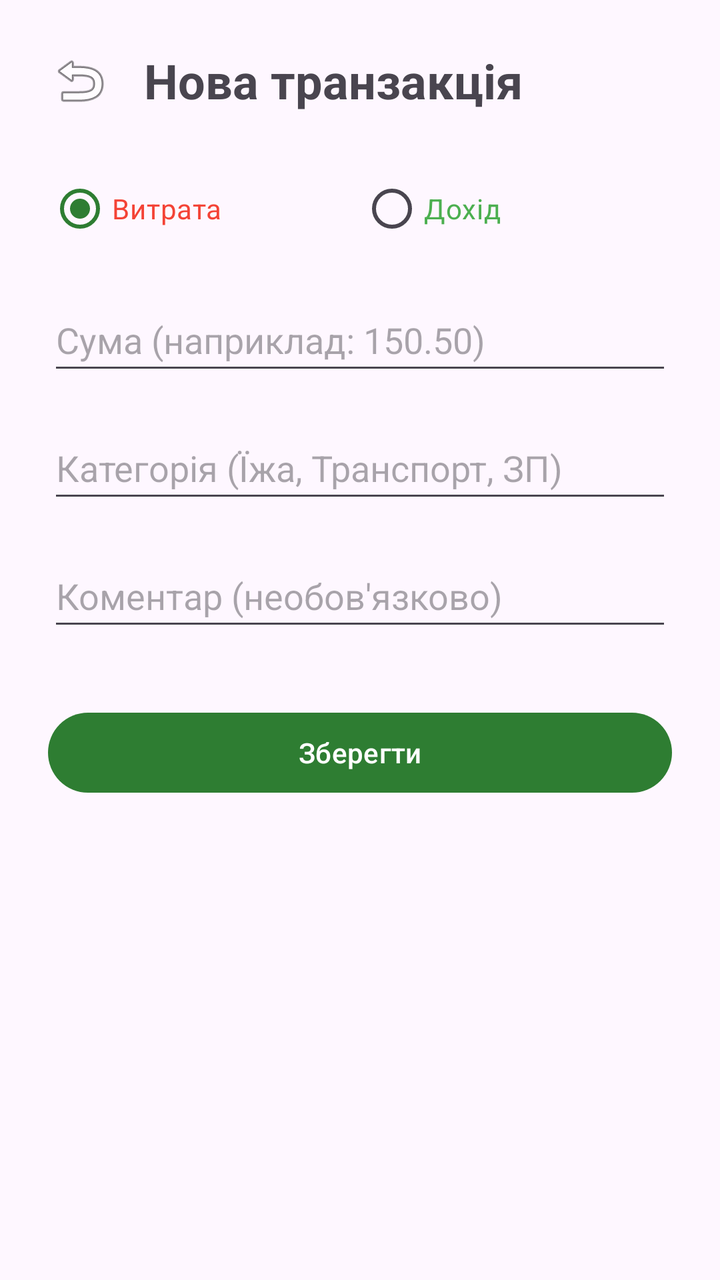
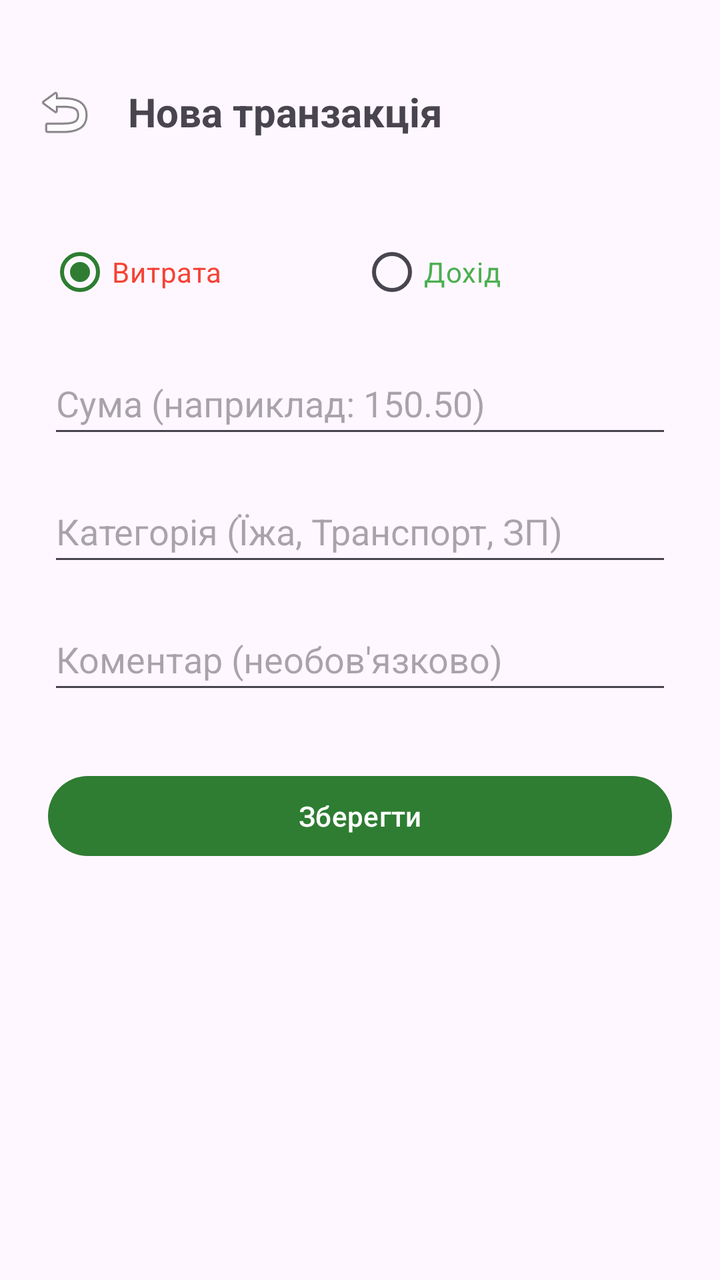

Screens rendered from an Android XML layout before and after an edit, with the pre-edit source and the edit as a unified diff.
<!-- AndroidManifest.xml: application theme Theme.MyFinance -->
<!-- res/layout/activity_add_transaction.xml -->
<?xml version="1.0" encoding="utf-8"?>
<androidx.constraintlayout.widget.ConstraintLayout xmlns:android="http://schemas.android.com/apk/res/android"
    xmlns:app="http://schemas.android.com/apk/res-auto"
    xmlns:tools="http://schemas.android.com/tools"
    android:layout_width="match_parent"
    android:layout_height="match_parent"
    android:padding="24dp"
    tools:context=".AddTransactionActivity">

    
    <ImageView
        android:id="@+id/btnBack"
        android:layout_width="32dp"
        android:layout_height="32dp"
        android:src="@android:drawable/ic_menu_revert"
        android:contentDescription="Назад"
        app:layout_constraintStart_toStartOf="parent"
        app:layout_constraintTop_toTopOf="parent"
        app:layout_constraintBottom_toBottomOf="@id/tvTitle" />

    <TextView
        android:id="@+id/tvTitle"
        android:layout_width="wrap_content"
        android:layout_height="wrap_content"
        android:layout_marginStart="16dp"
        android:text="Нова транзакція"
        android:textSize="24sp"
        android:textStyle="bold"
        app:layout_constraintStart_toEndOf="@id/btnBack"
        app:layout_constraintTop_toTopOf="parent" />

    
    <RadioGroup
        android:id="@+id/radioGroupType"
        android:layout_width="match_parent"
        android:layout_height="wrap_content"
        android:layout_marginTop="24dp"
        android:orientation="horizontal"
        app:layout_constraintTop_toBottomOf="@id/tvTitle">

        <RadioButton
            android:id="@+id/rbExpense"
            android:layout_width="0dp"
            android:layout_height="wrap_content"
            android:layout_weight="1"
            android:checked="true"
            android:text="Витрата"
            android:textColor="#F44336" />

        <RadioButton
            android:id="@+id/rbIncome"
            android:layout_width="0dp"
            android:layout_height="wrap_content"
            android:layout_weight="1"
            android:text="Дохід"
            android:textColor="#4CAF50" />
    </RadioGroup>

    
    <EditText
        android:id="@+id/etAmount"
        android:layout_width="match_parent"
        android:layout_height="wrap_content"
        android:layout_marginTop="16dp"
        android:hint="Сума (наприклад: 150.50)"
        android:inputType="numberDecimal"
        android:minHeight="48dp"
        app:layout_constraintTop_toBottomOf="@id/radioGroupType" />

    
    <EditText
        android:id="@+id/etCategory"
        android:layout_width="match_parent"
        android:layout_height="wrap_content"
        android:layout_marginTop="16dp"
        android:hint="Категорія (Їжа, Транспорт, ЗП)"
        android:inputType="text"
        android:minHeight="48dp"
        app:layout_constraintTop_toBottomOf="@id/etAmount" />

    
    <EditText
        android:id="@+id/etComment"
        android:layout_width="match_parent"
        android:layout_height="wrap_content"
        android:layout_marginTop="16dp"
        android:hint="Коментар (необов'язково)"
        android:inputType="text"
        android:minHeight="48dp"
        app:layout_constraintTop_toBottomOf="@id/etCategory" />

    <Button
        android:id="@+id/btnSaveTransaction"
        android:layout_width="match_parent"
        android:layout_height="wrap_content"
        android:layout_marginTop="32dp"
        android:text="Зберегти"
        app:layout_constraintTop_toBottomOf="@id/etComment" />

    <ProgressBar
        android:id="@+id/progressBar"
        android:layout_width="wrap_content"
        android:layout_height="wrap_content"
        android:visibility="gone"
        app:layout_constraintBottom_toBottomOf="parent"
        app:layout_constraintEnd_toEndOf="parent"
        app:layout_constraintStart_toStartOf="parent"
        app:layout_constraintTop_toTopOf="parent" />

</androidx.constraintlayout.widget.ConstraintLayout>
<!-- resources referenced by this layout -->
<resources>
  <style name="Theme.MyFinance" parent="Base.Theme.MyFinance" />
  <style name="Base.Theme.MyFinance" parent="Theme.Material3.DayNight.NoActionBar">
          <item name="colorPrimary">@color/primary_green</item>
          <item name="colorSecondary">@color/primary_green_light</item>
      </style>
  <color name="primary_green">#2E7D32</color>
  <color name="primary_green_light">#4CAF50</color>
</resources>

<!-- the commit's change to res/layout/activity_add_transaction.xml (unified diff, before → after) -->
@@ -4,98 +4,114 @@
     xmlns:tools="http://schemas.android.com/tools"
     android:layout_width="match_parent"
     android:layout_height="match_parent"
-    android:padding="24dp"
     tools:context=".AddTransactionActivity">
 
     
-    <ImageView
-        android:id="@+id/btnBack"
-        android:layout_width="32dp"
-        android:layout_height="32dp"
-        android:src="@android:drawable/ic_menu_revert"
-        android:contentDescription="Назад"
-        app:layout_constraintStart_toStartOf="parent"
-        app:layout_constraintTop_toTopOf="parent"
-        app:layout_constraintBottom_toBottomOf="@id/tvTitle" />
-
-    <TextView
-        android:id="@+id/tvTitle"
-        android:layout_width="wrap_content"
-        android:layout_height="wrap_content"
-        android:layout_marginStart="16dp"
-        android:text="Нова транзакція"
-        android:textSize="24sp"
-        android:textStyle="bold"
-        app:layout_constraintStart_toEndOf="@id/btnBack"
-        app:layout_constraintTop_toTopOf="parent" />
-
-    
-    <RadioGroup
-        android:id="@+id/radioGroupType"
+    <LinearLayout
+        android:id="@+id/toolbar"
         android:layout_width="match_parent"
         android:layout_height="wrap_content"
         android:layout_marginTop="24dp"
+        android:minHeight="?attr/actionBarSize"
         android:orientation="horizontal"
-        app:layout_constraintTop_toBottomOf="@id/tvTitle">
+        android:paddingHorizontal="16dp"
+        android:gravity="center_vertical"
+        app:layout_constraintTop_toTopOf="parent">
 
-        <RadioButton
-            android:id="@+id/rbExpense"
-            android:layout_width="0dp"
+        <ImageView
+            android:id="@+id/btnBack"
+            android:layout_width="32dp"
+            android:layout_height="32dp"
+            android:src="@android:drawable/ic_menu_revert"
+            android:contentDescription="Назад" />
+
+        <TextView
+            android:id="@+id/tvTitle"
+            android:layout_width="wrap_content"
             android:layout_height="wrap_content"
-            android:layout_weight="1"
-            android:checked="true"
-            android:text="Витрата"
-            android:textColor="#F44336" />
-
-        <RadioButton
-            android:id="@+id/rbIncome"
-            android:layout_width="0dp"
-            android:layout_height="wrap_content"
-            android:layout_weight="1"
-            android:text="Дохід"
-            android:textColor="#4CAF50" />
-    </RadioGroup>
+            android:layout_marginStart="16dp"
+            android:text="Нова транзакція"
+            android:textSize="20sp"
+            android:textStyle="bold" />
+    </LinearLayout>
 
     
-    <EditText
-        android:id="@+id/etAmount"
+    <ScrollView
         android:layout_width="match_parent"
-        android:layout_height="wrap_content"
-        android:layout_marginTop="16dp"
-        android:hint="Сума (наприклад: 150.50)"
-        android:inputType="numberDecimal"
-        android:minHeight="48dp"
-        app:layout_constraintTop_toBottomOf="@id/radioGroupType" />
+        android:layout_height="0dp"
+        app:layout_constraintTop_toBottomOf="@id/toolbar"
+        app:layout_constraintBottom_toBottomOf="parent">
 
-    
-    <EditText
-        android:id="@+id/etCategory"
-        android:layout_width="match_parent"
-        android:layout_height="wrap_content"
-        android:layout_marginTop="16dp"
-        android:hint="Категорія (Їжа, Транспорт, ЗП)"
-        android:inputType="text"
-        android:minHeight="48dp"
-        app:layout_constraintTop_toBottomOf="@id/etAmount" />
+        <LinearLayout
+            android:layout_width="match_parent"
+            android:layout_height="wrap_content"
+            android:orientation="vertical"
+            android:padding="24dp">
 
-    
-    <EditText
-        android:id="@+id/etComment"
-        android:layout_width="match_parent"
-        android:layout_height="wrap_content"
-        android:layout_marginTop="16dp"
-        android:hint="Коментар (необов'язково)"
-        android:inputType="text"
-        android:minHeight="48dp"
-        app:layout_constraintTop_toBottomOf="@id/etCategory" />
+            
+            <RadioGroup
+                android:id="@+id/radioGroupType"
+                android:layout_width="match_parent"
+                android:layout_height="wrap_content"
+                android:orientation="horizontal">
 
-    <Button
-        android:id="@+id/btnSaveTransaction"
-        android:layout_width="match_parent"
-        android:layout_height="wrap_content"
-        android:layout_marginTop="32dp"
-        android:text="Зберегти"
-        app:layout_constraintTop_toBottomOf="@id/etComment" />
+                <RadioButton
+                    android:id="@+id/rbExpense"
+                    android:layout_width="0dp"
+                    android:layout_height="wrap_content"
+                    android:layout_weight="1"
+                    android:checked="true"
+                    android:text="Витрата"
+                    android:textColor="#F44336" />
+
+                <RadioButton
+                    android:id="@+id/rbIncome"
+                    android:layout_width="0dp"
+                    android:layout_height="wrap_content"
+                    android:layout_weight="1"
+                    android:text="Дохід"
+                    android:textColor="#4CAF50" />
+            </RadioGroup>
+
+            
+            <EditText
+                android:id="@+id/etAmount"
+                android:layout_width="match_parent"
+                android:layout_height="wrap_content"
+                android:layout_marginTop="16dp"
+                android:hint="Сума (наприклад: 150.50)"
+                android:inputType="numberDecimal"
+                android:minHeight="48dp" />
+
+            
+            <EditText
+                android:id="@+id/etCategory"
+                android:layout_width="match_parent"
+                android:layout_height="wrap_content"
+                android:layout_marginTop="16dp"
+                android:hint="Категорія (Їжа, Транспорт, ЗП)"
+                android:inputType="text"
+                android:minHeight="48dp" />
+
+            
+            <EditText
+                android:id="@+id/etComment"
+                android:layout_width="match_parent"
+                android:layout_height="wrap_content"
+                android:layout_marginTop="16dp"
+                android:hint="Коментар (необов'язково)"
+                android:inputType="text"
+                android:minHeight="48dp" />
+
+            <Button
+                android:id="@+id/btnSaveTransaction"
+                android:layout_width="match_parent"
+                android:layout_height="wrap_content"
+                android:layout_marginTop="32dp"
+                android:text="Зберегти" />
+
+        </LinearLayout>
+    </ScrollView>
 
     <ProgressBar
         android:id="@+id/progressBar"
